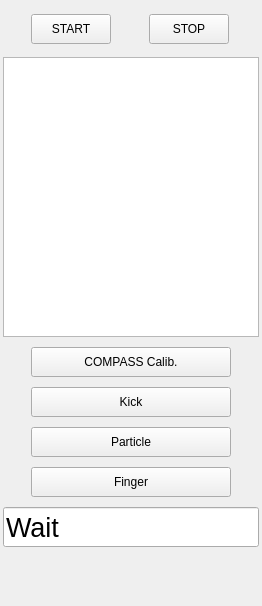
tominagalab-apps/musashi-ros2-humble, file basestation/musashi_rqt_player_controller/resource/player_controller.ui: the form before one commit.
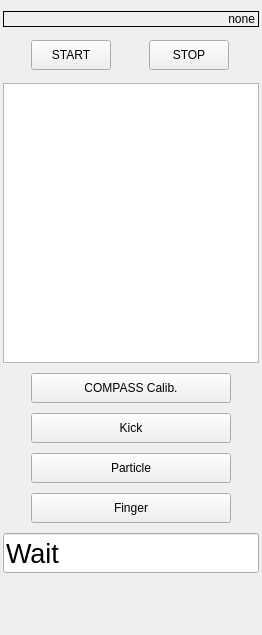
The form after the commit.

Commit message: player_statesをパブリッシュ

Patch:
```diff
--- a/basestation/musashi_rqt_player_controller/resource/player_controller.ui
+++ b/basestation/musashi_rqt_player_controller/resource/player_controller.ui
@@ -7,7 +7,7 @@
     <x>0</x>
     <y>0</y>
     <width>262</width>
-    <height>606</height>
+    <height>635</height>
    </rect>
   </property>
   <property name="sizePolicy">
@@ -29,6 +29,22 @@
    <property name="rightMargin">
     <number>3</number>
    </property>
+   <item>
+    <widget class="QLabel" name="lblTimeStamp">
+     <property name="frameShape">
+      <enum>QFrame::Box</enum>
+     </property>
+     <property name="text">
+      <string>none</string>
+     </property>
+     <property name="alignment">
+      <set>Qt::AlignRight|Qt::AlignTrailing|Qt::AlignVCenter</set>
+     </property>
+     <property name="wordWrap">
+      <bool>false</bool>
+     </property>
+    </widget>
+   </item>
    <item>
     <layout class="QHBoxLayout" name="horizontalLayout">
      <property name="topMargin">
```
The commit also changes 4 other files.
